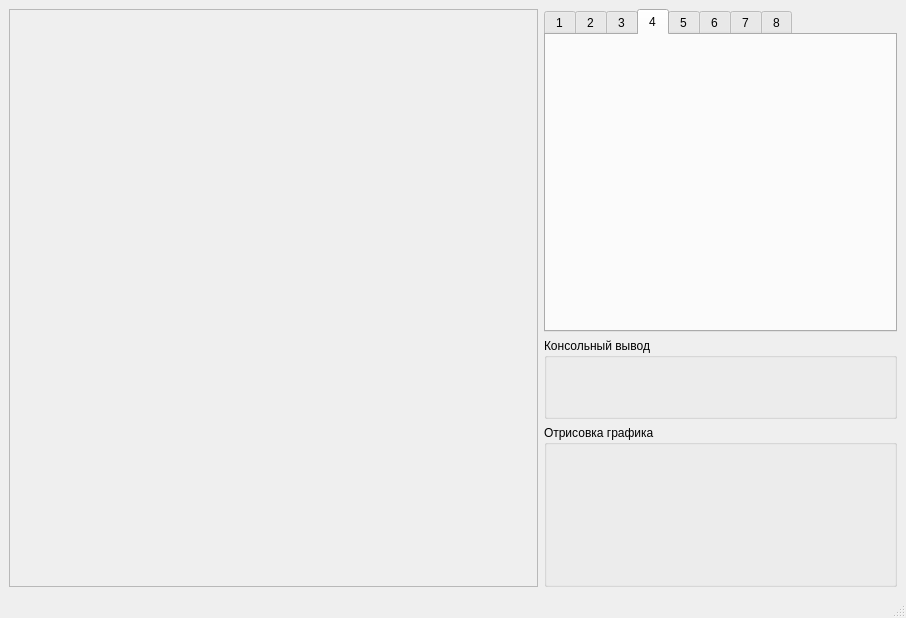
Qt form src/ui/main.ui (Dramaturg1/SearchOptimization) before a commit.
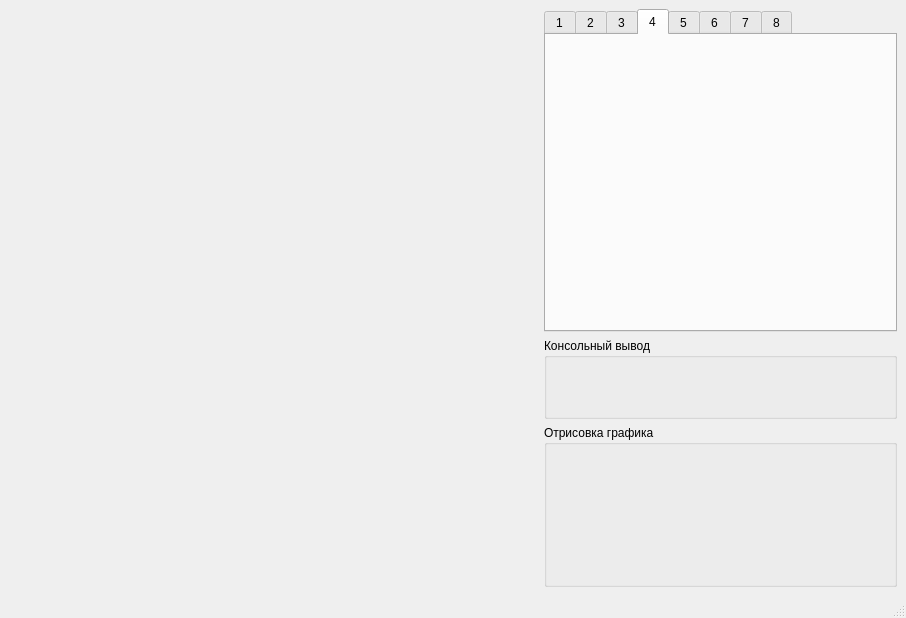
The same form after that commit.

Commit message: switched QFrame to QWidget

The edit to the form file:
```diff
--- a/src/ui/main.ui
+++ b/src/ui/main.ui
@@ -18,20 +18,7 @@
     <item>
      <layout class="QHBoxLayout" name="horizontalLayout" stretch="3,2">
       <item>
-       <widget class="QFrame" name="frame">
-        <property name="sizePolicy">
-         <sizepolicy hsizetype="Expanding" vsizetype="Expanding">
-          <horstretch>0</horstretch>
-          <verstretch>0</verstretch>
-         </sizepolicy>
-        </property>
-        <property name="frameShape">
-         <enum>QFrame::Shape::StyledPanel</enum>
-        </property>
-        <property name="frameShadow">
-         <enum>QFrame::Shadow::Raised</enum>
-        </property>
-       </widget>
+       <widget class="QWidget" name="widget" native="true"/>
       </item>
       <item>
        <layout class="QVBoxLayout" name="verticalLayout" stretch="4,1,2">
```
